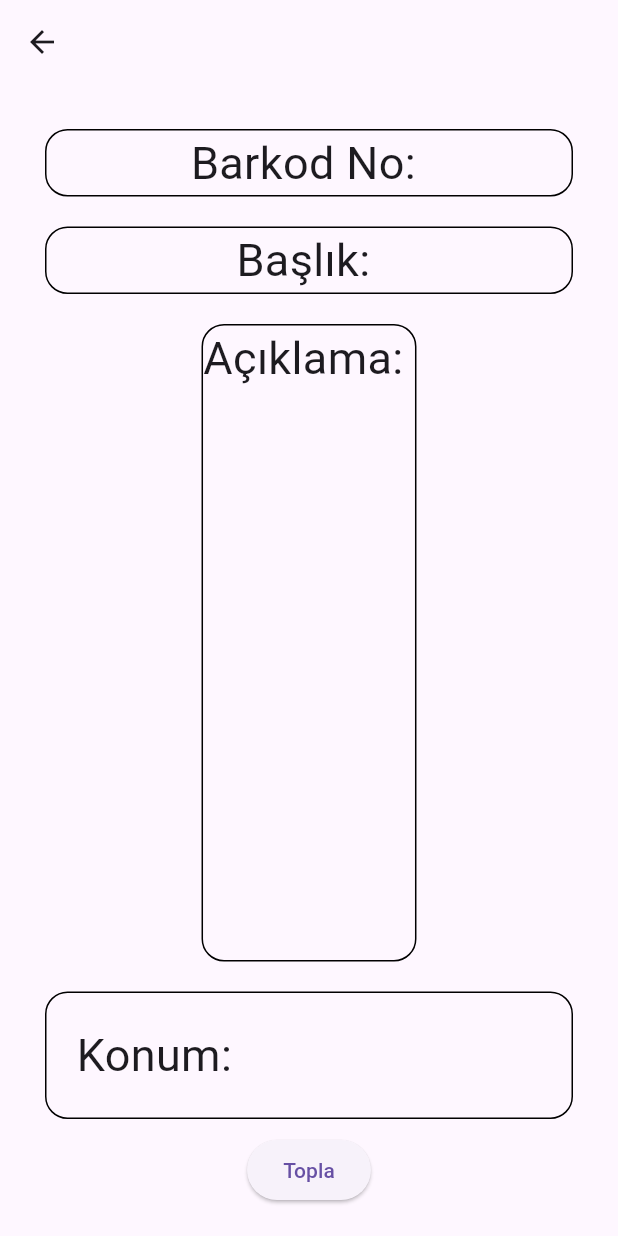
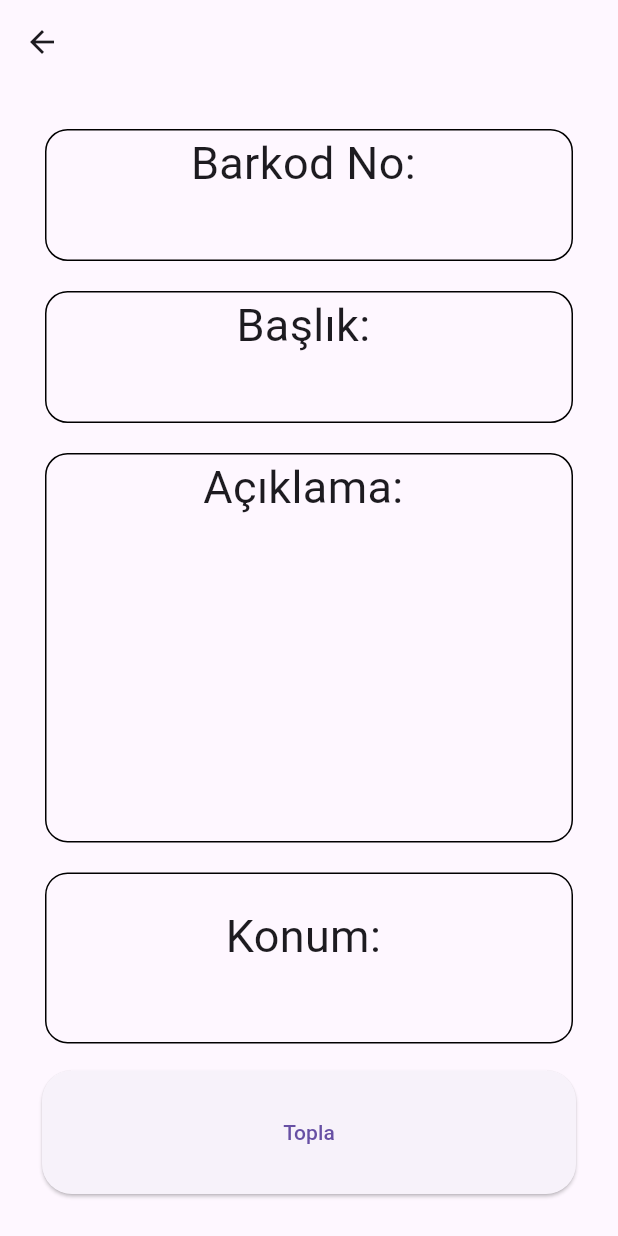
Before and after one commit to yusufulusahin/KumbaraApp, a Flutter app: the ResultScreen screen opened directly with empty values, on a phone screen of 412 x 824 dp. Run offline on Flutter 3.47's test engine with Material 3 defaults, Android fonts, the phone set to English and light mode, and no system bars; our stand-ins replace cloud_firestore, firebase_core; missing offline and left inert: app_set_id, mobile_scanner; accounts and stored records are empty.

Commit message:
CustomBottomSheet Ve ResultScreen'nin Uİ sıkıntısı çözüldü

```diff
--- a/lib/pages/views/ResultScreen.dart
+++ b/lib/pages/views/ResultScreen.dart
@@ -21,7 +21,9 @@ class _ResultScreenState extends State<ResultScreen> {
   Widget build(BuildContext context) {
     return Scaffold(
       appBar: AppBar(),
-      body: Padding(
+      body: Container(
+        constraints: BoxConstraints.expand(),
+        child: Padding(
           padding: const EdgeInsets.all(20.0),
           child: Column(
             mainAxisAlignment: MainAxisAlignment.center,
@@ -30,30 +32,35 @@ class _ResultScreenState extends State<ResultScreen> {
               Padding(
                 padding: const EdgeInsets.all(10.0),
                 child: Container(
+                    width: MediaQuery.of(context).size.width * 0.9,
                     decoration: BoxDecoration(
                       borderRadius: BorderRadius.circular(15),
                       border: Border.all(),
                     ),
-                  child: Row(
+                    child: Column(
                       mainAxisAlignment: MainAxisAlignment.center,
                       children: [
-                      Text('Barkod No: ', style: TextStyle(fontSize: 30)),
-                      Text(widget.barcode, style: TextStyle(fontSize: 30)),
+                        const Text('Barkod No: ',
+                            style: TextStyle(fontSize: 30)),
+                        Text(widget.barcode,
+                            style: const TextStyle(fontSize: 30)),
                       ],
                     )),
               ),
               Padding(
                 padding: const EdgeInsets.all(10.0),
                 child: Container(
+                    width: MediaQuery.of(context).size.width * 0.9,
                     decoration: BoxDecoration(
                       borderRadius: BorderRadius.circular(15),
                       border: Border.all(),
                     ),
-                  child: Row(
+                    child: Column(
                       mainAxisAlignment: MainAxisAlignment.center,
                       children: [
-                      Text('Başlık: ', style: TextStyle(fontSize: 30)),
-                      Text(widget.baslik, style: TextStyle(fontSize: 30)),
+                        const Text('Başlık: ', style: TextStyle(fontSize: 30)),
+                        Text(widget.baslik,
+                            style: const TextStyle(fontSize: 30)),
                       ],
                     )),
               ),
@@ -61,6 +68,7 @@ class _ResultScreenState extends State<ResultScreen> {
                 child: Padding(
                   padding: const EdgeInsets.all(10.0),
                   child: Container(
+                    width: MediaQuery.of(context).size.width * 0.9,
                     decoration: BoxDecoration(
                       borderRadius: BorderRadius.circular(15),
                       border: Border.all(),
@@ -69,11 +77,12 @@ class _ResultScreenState extends State<ResultScreen> {
                       scrollDirection: Axis.vertical,
                       child: Column(
                         children: [
-                        Text('Açıklama: ', style: TextStyle(fontSize: 30)),
+                          const Text('Açıklama: ',
+                              style: TextStyle(fontSize: 30)),
                           Text(
                             textAlign: TextAlign.center,
                             widget.aciklama,
-                          style: TextStyle(fontSize: 20),
+                            style: const TextStyle(fontSize: 20),
                             overflow: TextOverflow.ellipsis,
                             maxLines: 4,
                           ),
@@ -86,25 +95,38 @@ class _ResultScreenState extends State<ResultScreen> {
               Padding(
                 padding: const EdgeInsets.all(10.0),
                 child: Container(
+                    width: MediaQuery.of(context).size.width * 0.9,
                     decoration: BoxDecoration(
                       borderRadius: BorderRadius.circular(15),
                       border: Border.all(),
                     ),
                     child: Padding(
                       padding: const EdgeInsets.all(20.0),
-                    child: Row(
+                      child: Column(
                         children: [
-                        Text('Konum: ', style: TextStyle(fontSize: 30)),
-                        Text(widget.konum, style: TextStyle(fontSize: 20)),
+                          const Text('Konum: ', style: TextStyle(fontSize: 30)),
+                          Text(widget.konum,
+                              style: const TextStyle(fontSize: 20)),
                         ],
                       ),
                     )),
               ),
-            SizedBox(
-              child:
-                  ElevatedButton(onPressed: () {}, child: const Text('Topla')),
+              Padding(
+                padding: const EdgeInsets.all(8.0),
+                child: SizedBox(
+                  width: MediaQuery.of(context).size.width * 0.9,
+                  height: MediaQuery.of(context).size.height * 0.1,
+                  child: ElevatedButton(
+                      style: const ButtonStyle(
+                          shape: WidgetStatePropertyAll(RoundedRectangleBorder(
+                              borderRadius:
+                                  BorderRadius.all(Radius.circular(20))))),
+                      onPressed: () {},
+                      child: const Text('Topla')),
+                ),
               )
             ],
+          ),
         ),
       ),
     );
```
Also changed, not shown: lib/component/CustomBottomSheet.dart (+49 -14 lines). Lines whose indentation alone changed are shown as unchanged.
